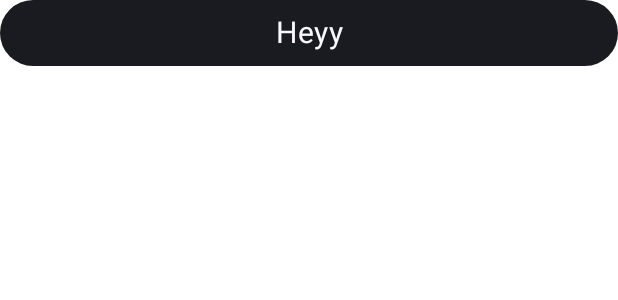
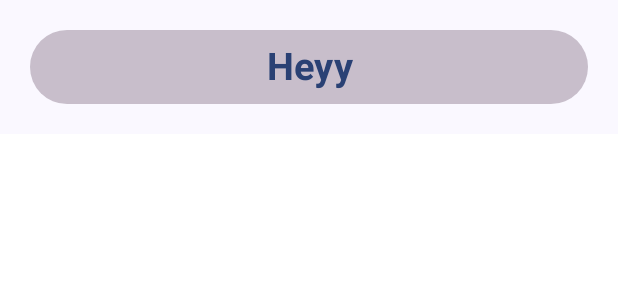
Before and after one commit to joshuajgomez/TicTacToe, an Android app built with Jetpack Compose: the @Preview function PreviewCustomTextFieldLight, on a phone screen of 412 x 824 dp. Shown: the top 300 px of the screen. Run offline under Robolectric (Android 15) with nearby library versions, the phone set to English and light mode, and no system bars; our stand-ins replace constraintlayout-compose.

Commit message:
UI optimizations 4

```diff
--- a/app/src/main/java/com/triplerock/tictactoe/ui/screens/common/CommonItems.kt
+++ b/app/src/main/java/com/triplerock/tictactoe/ui/screens/common/CommonItems.kt
@@ -29,6 +29,7 @@ import androidx.compose.material3.LocalTextStyle
 import androidx.compose.material3.MaterialTheme
 import androidx.compose.material3.MaterialTheme.colorScheme
 import androidx.compose.material3.SuggestionChip
+import androidx.compose.material3.Surface
 import androidx.compose.material3.Text
 import androidx.compose.material3.TextButton
 import androidx.compose.material3.TextField
@@ -109,7 +110,9 @@ fun Loading(message: String = "Loading") {
     Column(
         verticalArrangement = Arrangement.spacedBy(30.dp),
         horizontalAlignment = Alignment.CenterHorizontally,
-        modifier = Modifier.fillMaxWidth().padding(top = 30.dp)
+        modifier = Modifier
+            .fillMaxWidth()
+            .padding(top = 30.dp)
     ) {
         CircularProgressIndicator()
         Text(text = message, fontSize = 25.sp)
@@ -212,7 +215,12 @@ private fun NameTag(name: String, onClick: () -> Unit) {
 @Composable
 fun PreviewCustomTextFieldDark() {
     TicTacToeTheme {
-        CustomTextField()
+        Surface(
+            modifier = Modifier.fillMaxWidth(),
+            color = colorScheme.background
+        ) {
+            CustomTextField(Modifier.padding(all = 20.dp))
+        }
     }
 }
 
@@ -220,7 +228,9 @@ fun PreviewCustomTextFieldDark() {
 @Composable
 fun PreviewCustomTextFieldLight() {
     TicTacToeTheme {
-        CustomTextField()
+        Surface(color = colorScheme.background) {
+            CustomTextField(modifier = Modifier.padding(all = 20.dp))
+        }
     }
 }
 
@@ -233,7 +243,7 @@ fun CustomTextField(
     BasicTextField(
         modifier = modifier
             .background(
-                color = colorScheme.onBackground,
+                color = colorScheme.tertiary.copy(alpha = 0.3f),
                 shape = MaterialTheme.shapes.extraLarge,
             )
             .padding(horizontal = 10.dp, vertical = 10.dp)
@@ -244,8 +254,9 @@ fun CustomTextField(
         },
         cursorBrush = SolidColor(colorScheme.primary),
         textStyle = LocalTextStyle.current.copy(
-            color = colorScheme.background,
-            fontSize = 20.sp,
+            color = colorScheme.primary,
+            fontSize = 25.sp,
+            fontWeight = FontWeight.Bold,
             textAlign = TextAlign.Center
         ),
     )
```
